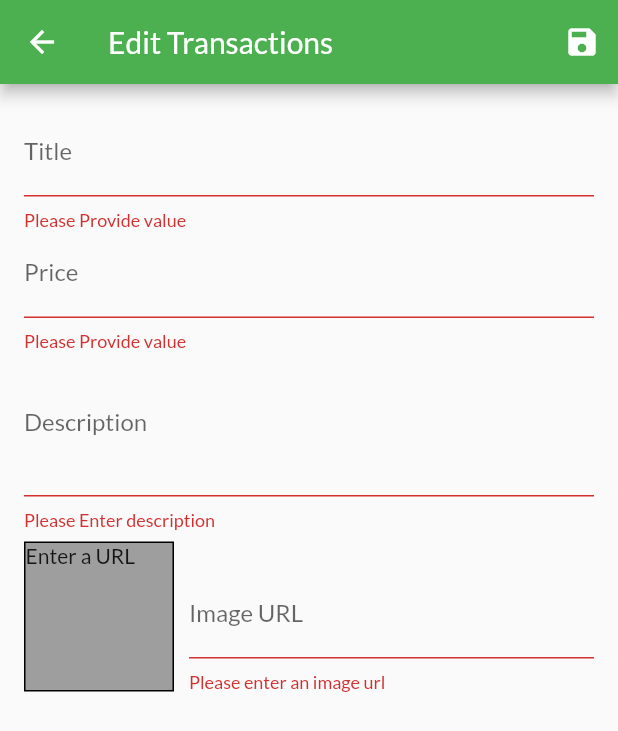
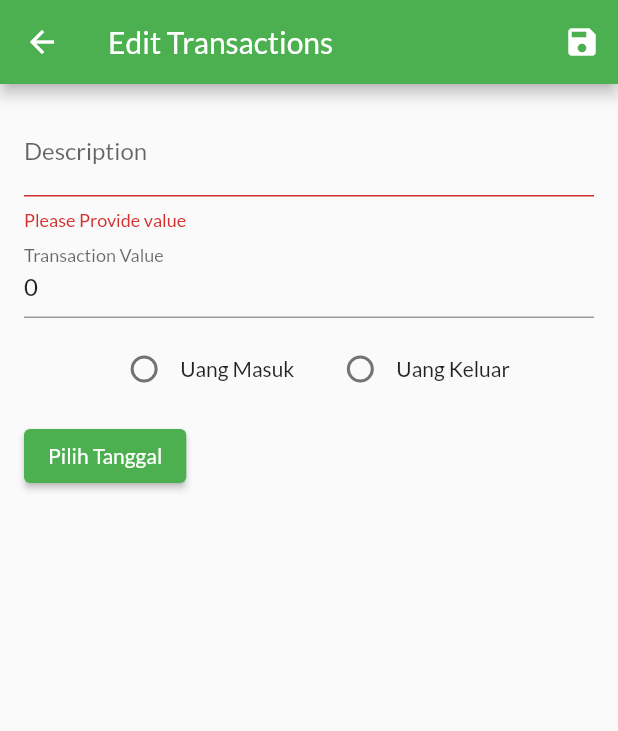
Before and after one commit to IrvanWijayaSardam/CashFlow-App, a Flutter app: the EditTransactionScreen screen opened by its route, after a tap on the "save" icon, on a phone screen of 412 x 824 dp. Shown: the top 731 px of the screen. Run offline on Flutter 3.47's test engine with Material 2 defaults, Android fonts, the phone set to English and light mode, and no system bars.

Commit message:
add create transaction

```diff
--- a/lib/providers/transaction.dart
+++ b/lib/providers/transaction.dart
@@ -8,6 +8,7 @@ class Transaction with ChangeNotifier {
   final String transactionType;
   final String date;
   final int transactionValue;
+  final String description;
 
   Transaction({
     @required this.id,
@@ -15,5 +16,6 @@ class Transaction with ChangeNotifier {
     @required this.transactionType,
     @required this.date,
     @required this.transactionValue,
+    @required this.description
   });
 }
--- a/lib/providers/transactions.dart
+++ b/lib/providers/transactions.dart
@@ -19,7 +19,7 @@ class Transactions with ChangeNotifier {
     return [..._items];
   }
 
-  Transaction findById(int id){
+  Transaction findById(int id) {
     return _items.firstWhere((trx) => trx.id == id);
   }
 
@@ -46,6 +46,7 @@ class Transactions with ChangeNotifier {
           transactionType: trxData['transaction_type'],
           date: trxData['date'],
           transactionValue: trxData['transaction_value'],
+          description: trxData['description'],
         ));
       });
       _items = loadedTransactions;
@@ -56,8 +57,8 @@ class Transactions with ChangeNotifier {
   }
 
   Future<void> _createTransaksi(
-    String transactionType, String date, int trxValue) async {
-  final url = Uri.parse('http://157.245.55.214:8001/api/transaction');
+      String transactionType, String date, int trxValue,String description) async {
+    final url = Uri.parse('http://157.245.55.214:8001/api/transaction/');
     try {
       final response = await http.post(
         url,
@@ -71,12 +72,12 @@ class Transactions with ChangeNotifier {
             'trxtype': transactionType,
             'date': date,
             'trxvalue': trxValue,
+            'description':description,
           },
         ),
       );
 
       final responseData = json.decode(response.body);
-
       if (response.statusCode == 201) {
         print(json.decode(response.body));
         notifyListeners();
@@ -96,8 +97,7 @@ class Transactions with ChangeNotifier {
   Future<void> updateTransactions(int id, Transaction newTransaction) async {
     final prodIndex = _items.indexWhere((prod) => prod.id == id);
     if (prodIndex >= 0) {
-      final url =
-          'http://157.245.55.214:8001/api/transaction';
+      final url = 'http://157.245.55.214:8001/api/transaction';
       await http.put(url,
           body: json.encode({
             'id': newTransaction.id,
@@ -105,8 +105,10 @@ class Transactions with ChangeNotifier {
             'trxtype': newTransaction.transactionType,
             'date': newTransaction.date,
             'trxvalue': newTransaction.transactionValue,
+            'description':newTransaction.description,
           }));
       _items[prodIndex] = newTransaction;
+      print('Masuk Update');
       notifyListeners();
     } else {
       print('....');
@@ -114,7 +116,7 @@ class Transactions with ChangeNotifier {
   }
 
   Future<void> createTransaction(
-      String transactionType, String date, int trxValue) async {
-    return _createTransaksi(transactionType, date, trxValue);
+      String transactionType, String date, int trxValue,String description) async {
+    return _createTransaksi(transactionType, date, trxValue,description);
   }
 }
--- a/lib/screens/edit_transaction_screen.dart
+++ b/lib/screens/edit_transaction_screen.dart
@@ -1,6 +1,8 @@
 import 'package:cashflow/widgets/app_drawer.dart';
 import 'package:flutter/material.dart';
 import 'package:provider/provider.dart';
+import 'package:intl/intl.dart';
+import 'package:intl/date_symbol_data_local.dart';
 
 import '../providers/transaction.dart';
 import '../providers/transactions.dart';
@@ -16,8 +18,6 @@ class EditTransactionScreen extends StatefulWidget {
 class _EditTransactionScreenState extends State<EditTransactionScreen> {
   final _priceFocusNode = FocusNode();
   final _descriptionFocusNode = FocusNode();
-  final _imageUrlController = TextEditingController();
-  final _imageUrlFocusNode = FocusNode();
   final _form = GlobalKey<FormState>();
   var _editedTrx = Transaction(
     id: null,
@@ -25,21 +25,22 @@ class _EditTransactionScreenState extends State<EditTransactionScreen> {
     transactionValue: 0,
     transactionType: '',
     userId: 1,
+    description: '',
   );
 
   var _initValues = {
-    'id': 0,
+    'id': null,
     'user_id': '',
     'transaction_type': '',
     'date': '',
     'transaction_value': 0,
+    'description': ''
   };
   var _isInit = true;
   var _isLoading = false;
 
   @override
   void initState() {
-    _imageUrlFocusNode.addListener(_updateImageUrl);
     super.initState();
   }
 
@@ -53,9 +54,10 @@ class _EditTransactionScreenState extends State<EditTransactionScreen> {
         _initValues = {
           'id': _editedTrx.id,
           'user_id': _editedTrx.userId,
-          'transaction_type': _editedTrx.transactionValue,
+          'transaction_type': _editedTrx.transactionType,
           'date': _editedTrx.date,
-          'transaction_value': _editedTrx.transactionValue
+          'transaction_value': _editedTrx.transactionValue,
+          'description': _editedTrx.description
         };
       }
     }
@@ -65,26 +67,9 @@ class _EditTransactionScreenState extends State<EditTransactionScreen> {
 
   @override
   void dispose() {
-    _imageUrlFocusNode.removeListener(_updateImageUrl);
     _priceFocusNode.dispose();
     _descriptionFocusNode.dispose();
-    _imageUrlController.dispose();
-    _imageUrlFocusNode.dispose();
     super.dispose();
-  }
-
-  void _updateImageUrl() {
-    if (!_imageUrlFocusNode.hasFocus) {
-      if (_imageUrlController.text.isEmpty ||
-          (!_imageUrlController.text.startsWith('http') ||
-              !_imageUrlController.text.startsWith('https')) ||
-          (!_imageUrlController.text.endsWith('.png') &&
-              !_imageUrlController.text.endsWith('.jpg') &&
-              !_imageUrlController.text.endsWith('.jpeg'))) {
-        return null;
-      }
-      setState(() {});
-    }
   }
 
   Future<void> _saveForm() async {
@@ -97,19 +82,24 @@ class _EditTransactionScreenState extends State<EditTransactionScreen> {
       _isLoading = true;
     });
     if (_editedTrx.id != null) {
+      print('Masuk Update');
       await Provider.of<Transactions>(context, listen: false)
           .updateTransactions(_editedTrx.id, _editedTrx);
     } else {
       try {
+        print('Masuk Create');
+        print(
+            'transaction type : ${_editedTrx.transactionType},date : ${_editedTrx.date},transaction value : ${_editedTrx.transactionValue},transaction desc : ${_editedTrx.description},');
         await Provider.of<Transactions>(context, listen: false)
             .createTransaction(_editedTrx.transactionType, _editedTrx.date,
-                _editedTrx.transactionValue);
+                _editedTrx.transactionValue, _editedTrx.description);
+
       } catch (error) {
         await showDialog<Null>(
           context: context,
           builder: (ctx) => AlertDialog(
             title: Text('An error occured!'),
-            content: Text('Something went wrong.'),
+            content: Text(error.toString()),
             actions: <Widget>[
               ElevatedButton(
                 child: Text('Okay'),
@@ -146,7 +136,6 @@ class _EditTransactionScreenState extends State<EditTransactionScreen> {
           ),
         ],
       ),
-
       body: _isLoading
           ? Center(
               child: CircularProgressIndicator(),
@@ -158,8 +147,8 @@ class _EditTransactionScreenState extends State<EditTransactionScreen> {
                 child: ListView(
                   children: <Widget>[
                     TextFormField(
-                      initialValue: _initValues['title'],
-                      decoration: InputDecoration(labelText: 'Title'),
+                      initialValue: _initValues['description'],
+                      decoration: InputDecoration(labelText: 'Description'),
                       textInputAction: TextInputAction.next,
                       onFieldSubmitted: (_) {
                         FocusScope.of(context).requestFocus(_priceFocusNode);
@@ -172,128 +161,120 @@ class _EditTransactionScreenState extends State<EditTransactionScreen> {
                         return null;
                       },
                       onSaved: (value) {
-                        // _e = Product(
-                        //   title: value,
-                        //   price: _editedProduct.price,
-                        //   description: _editedProduct.description,
-                        //   imageUrl: _editedProduct.imageUrl,
-                        //   id: _editedProduct.id,
-                        //   isFavorite: _editedProduct.isFavorite,
-                        // );
+                        _editedTrx = Transaction(
+                          id: _editedTrx.id,
+                          userId: _editedTrx.userId,
+                          transactionType: _editedTrx.transactionType,
+                          date: _editedTrx.date,
+                          transactionValue: _editedTrx.transactionValue,
+                          description: value,
+                        );
                       },
                     ),
                     TextFormField(
-                      initialValue: _initValues['price'],
-                      decoration: InputDecoration(labelText: 'Price'),
-                      textInputAction: TextInputAction.next,
+                      initialValue: _initValues['transaction_value'].toString(),
+                      decoration:
+                          InputDecoration(labelText: 'Transaction Value'),
                       keyboardType: TextInputType.number,
-                      focusNode: _priceFocusNode,
-                      onFieldSubmitted: (_) {
-                        FocusScope.of(context)
-                            .requestFocus(_descriptionFocusNode);
+                      onSaved: (value) {
+                        _editedTrx = Transaction(
+                          id: _editedTrx.id,
+                          userId: _editedTrx.userId,
+                          transactionType: _editedTrx.transactionType,
+                          date: _editedTrx.date,
+                          transactionValue: int.parse(value) ?? 99,
+                          description: _editedTrx.description,
+                        );
                       },
                       validator: (value) {
                         if (value.isEmpty) {
-                          return 'Please Provide value';
-                        }
-                        if (double.tryParse(value) == null) {
-                          return 'Please enter a valid number.';
-                        }
-                        if (double.parse(value) <= 0) {
-                          return 'Please enter a number greater than 0';
-                        }
-                        return null;
-                      },
-                      onSaved: (value) {
-                        // _editedProduct = Product(
-                        //   title: _editedProduct.title,
-                        //   price: double.parse(value),
-                        //   description: _editedProduct.description,
-                        //   imageUrl: _editedProduct.imageUrl,
-                        //   id: _editedProduct.id,
-                        //   isFavorite: _editedProduct.isFavorite,
-                        // );
-                      },
-                    ),
-                    TextFormField(
-                      initialValue: _initValues['description'],
-                      decoration: InputDecoration(labelText: 'Description'),
-                      maxLines: 3,
-                      keyboardType: TextInputType.multiline,
-                      focusNode: _descriptionFocusNode,
-                      // onSaved: (value) {
-                      //   _editedProduct = Product(
-                      //     title: _editedProduct.title,
-                      //     price: _editedProduct.price,
-                      //     description: value,
-                      //     imageUrl: _editedProduct.imageUrl,
-                      //     id: _editedProduct.id,
-                      //     isFavorite: _editedProduct.isFavorite,
-                      //   );
-                      // },
-                      validator: (value) {
-                        if (value.isEmpty) {
-                          return 'Please Enter description';
-                        }
-                        if (value.length < 10) {
-                          return 'Description should be more than 10 characters';
+                          return 'Masukkan Jumlah Uang';
                         }
                         return null;
                       },
                     ),
-                    Row(
-                      crossAxisAlignment: CrossAxisAlignment.end,
-                      children: <Widget>[
-                        Container(
-                          width: 100,
-                          height: 100,
-                          margin: EdgeInsets.only(top: 8, right: 10),
-                          decoration: BoxDecoration(
-                              border: Border.all(width: 1), color: Colors.grey),
-                          child: _imageUrlController.text.isEmpty
-                              ? Text('Enter a URL')
-                              : FittedBox(
-                                  child:
-                                      Image.network(_imageUrlController.text),
-                                  fit: BoxFit.fill,
-                                ),
-                        ),
-                        Expanded(
-                          child: TextFormField(
-                            decoration: InputDecoration(labelText: 'Image URL'),
-                            keyboardType: TextInputType.url,
-                            textInputAction: TextInputAction.done,
-                            controller: _imageUrlController,
-                            focusNode: _imageUrlFocusNode,
-                            onFieldSubmitted: (_) {
-                              _saveForm();
-                            },
-                            // onSaved: (value) {
-                            //   _editedProduct = Product(
-                            //     title: _editedProduct.title,
-                            //     price: _editedProduct.price,
-                            //     description: _editedProduct.description,
-                            //     imageUrl: value,
-                            //     id: _editedProduct.id,
-                            //     isFavorite: _editedProduct.isFavorite,
-                            //   );
-                            // },
-                            validator: (value) {
-                              if (value.isEmpty) {
-                                return 'Please enter an image url';
-                              }
-                              if (!value.startsWith('http') &&
-                                  !value.startsWith('https')) {
-                                return 'Please enter a valid url';
-                              }
-                              if (!value.endsWith('.png') &&
-                                  !value.endsWith('.jpg') &&
-                                  !value.endsWith('.jpeg')) {
-                                return 'Please enter a valid image url.';
-                              }
-                              return null;
+                    SizedBox(height: 10),
+                    Center(
+                      child: Row(
+                        mainAxisAlignment: MainAxisAlignment.center,
+                        children: <Widget>[
+                          Radio(
+                            value: "1",
+                            groupValue: _initValues['transaction_type'],
+                            onChanged: (value) {
+                              setState(() {
+                                _initValues['transaction_type'] = value;
+                                _editedTrx = Transaction(
+                                  id: _editedTrx.id,
+                                  userId: _editedTrx.userId,
+                                  transactionType: value,
+                                  date: _editedTrx.date,
+                                  transactionValue: _editedTrx.transactionValue,
+                                  description: _editedTrx.description,
+                                );
+                              });
                             },
                           ),
+                          Text('Uang Masuk'),
+                          SizedBox(width: 20),
+                          Radio(
+                            value: "2",
+                            groupValue: _initValues['transaction_type'],
+                            onChanged: (value) {
+                              setState(() {
+                                _initValues['transaction_type'] = value;
+                                _editedTrx = Transaction(
+                                  id: _editedTrx.id,
+                                  userId: _editedTrx.userId,
+                                  transactionType: value,
+                                  date: _editedTrx.date,
+                                  transactionValue: _editedTrx.transactionValue,
+                                  description: _editedTrx.description,
+                                );
+                              });
+                            },
+                          ),
+                          Text('Uang Keluar'),
+                        ],
+                      ),
+                    ),
+                    SizedBox(height: 10),
+                    Row(
+                      children: <Widget>[
+                        ElevatedButton(
+                          onPressed: () async {
+                            await initializeDateFormatting('id_ID', null);
+
+                            final selectedDate = await showDatePicker(
+                              context: context,
+                              initialDate: DateTime.now(),
+                              firstDate: DateTime(2020),
+                              lastDate: DateTime(2025),
+                            );
+
+                            if (selectedDate != null) {
+                              final formattedDate =
+                                  DateFormat('EEEE, d MMMM yyyy', 'id_ID')
+                                      .format(selectedDate);
+                              setState(() {
+                                _initValues['date'] = formattedDate;
+                                _editedTrx = Transaction(
+                                  id: _editedTrx.id,
+                                  userId: _editedTrx.userId,
+                                  transactionType: _editedTrx.transactionType,
+                                  date: formattedDate,
+                                  transactionValue: _editedTrx.transactionValue,
+                                  description: _editedTrx.description,
+                                );
+                              });
+                            }
+                          },
+                          child: Text('Pilih Tanggal'),
+                        ),
+                        SizedBox(width: 10),
+                        Text(
+                          _initValues['date'],
+                          style: TextStyle(fontSize: 16),
                         ),
                       ],
                     ),
--- a/lib/screens/user_transaction_screen.dart
+++ b/lib/screens/user_transaction_screen.dart
@@ -50,6 +50,7 @@ class UserTransactionsScreen extends StatelessWidget {
                     trxData.items[i].transactionType,
                     trxData.items[i].date,
                     trxData.items[i].transactionValue,
+                    trxData.items[i].description,
                   ),
                   Divider(),
                 ],
--- a/lib/widgets/transactions_item.dart
+++ b/lib/widgets/transactions_item.dart
@@ -29,7 +29,7 @@ class TransactionItem extends StatelessWidget {
                     ),
                   ),
                   Text(
-                    transaction.transactionType,
+                    transaction.description,
                     style: TextStyle(
                       fontWeight: FontWeight.bold,
                     ),
@@ -49,7 +49,7 @@ class TransactionItem extends StatelessWidget {
                   SizedBox(height: 8.0),
                   Expanded(
                     child: Text(
-                      transaction.transactionValue.toString(),
+                      transaction.transactionType.toString() == "1" ? "+${transaction.transactionValue.toString()}" : "-${transaction.transactionValue.toString()}",
                       textAlign: TextAlign.end,
                       style: TextStyle(
                         fontWeight: FontWeight.bold,
--- a/lib/widgets/user_treansaction_item.dart
+++ b/lib/widgets/user_treansaction_item.dart
@@ -10,17 +10,18 @@ class UserTransactionItem extends StatelessWidget {
   final String transactionType;
   final String date;
   final int transactionValue;
+  final String description;
 
   UserTransactionItem(this.id, this.userId, this.transactionType, this.date,
-      this.transactionValue);
+      this.transactionValue,this.description);
 
   @override
   Widget build(BuildContext context) {
     final scaffoldMsg = ScaffoldMessenger.of(context);
 
     return ListTile(
-      title: Text(transactionType),
-      subtitle: Text('Transaction Value: $transactionValue'), // Add this line
+      title: Text(description),
+      subtitle: Text(transactionType.toString() == "1" ? "Transaction Value: +${transactionValue.toString()}" : "Transaction Value: -${transactionValue.toString()}"), // Add this line
       trailing: Container(
         width: 100,
         child: Row(
```
Lines whose indentation alone changed are shown as unchanged.
